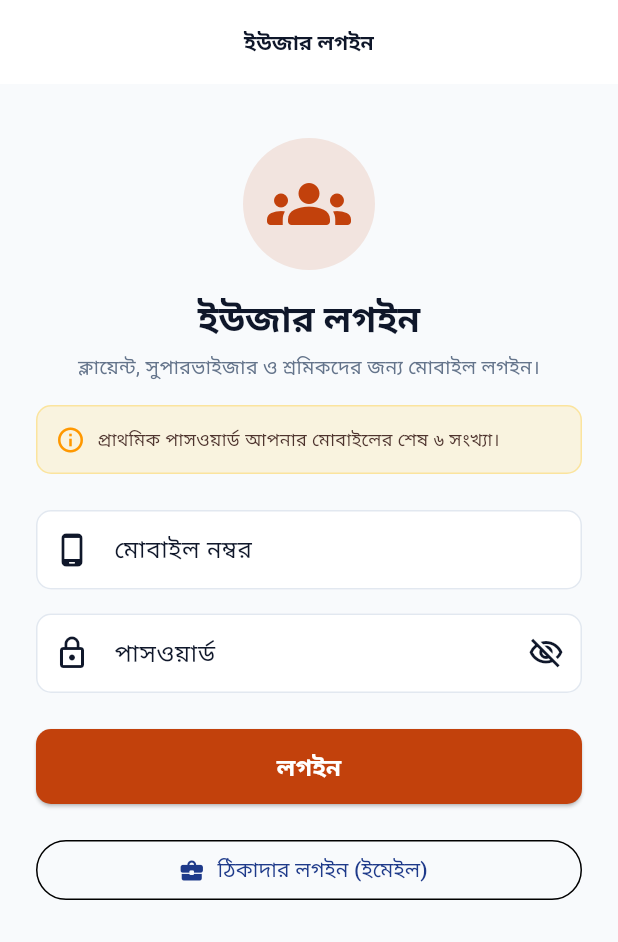
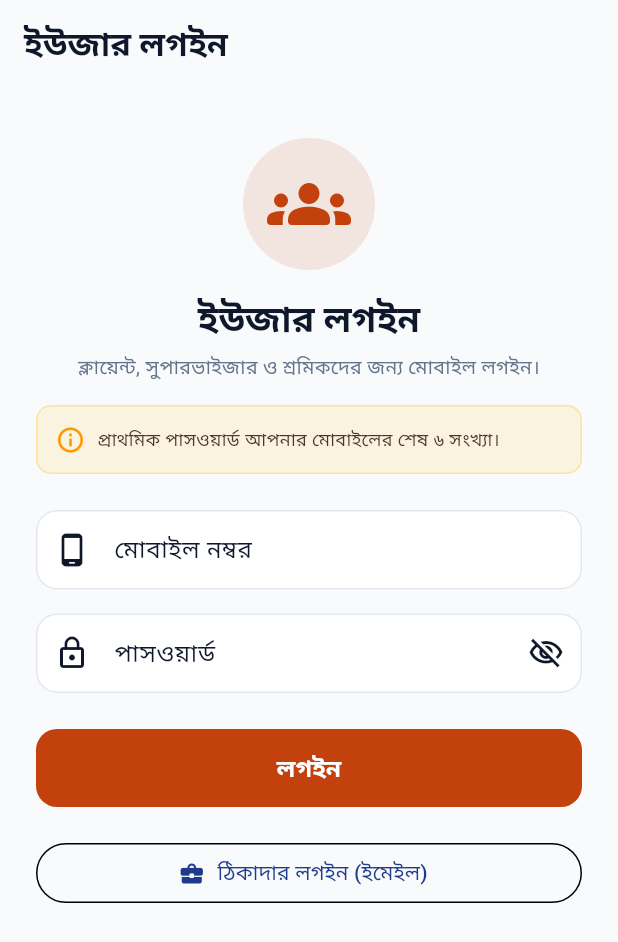
Before and after one commit to emranmofficials/Project-Khata, a Flutter app: the screen it shows after launch, on a phone screen of 412 x 824 dp. Shown: the top 942 px of the screen. Run offline on Flutter 3.47's test engine with Material 3 defaults, Android fonts, the phone set to English and light mode, and no system bars; our stand-ins replace flutter_dotenv, flutter_riverpod, geolocator, go_router, google_fonts, shared_preferences and 1 more; accounts and stored records are empty.

Commit message:
feat(theme): add contractor theme with transparent AppBar, 20px card border, and 52px buttons

```diff
--- a/app/lib/core/theme/app_theme.dart
+++ b/app/lib/core/theme/app_theme.dart
@@ -1,6 +1,8 @@
 import 'package:flutter/material.dart';
 import 'package:google_fonts/google_fonts.dart';
 import '../constants/app_colors.dart';
+import 'contractor_theme.dart';
+export 'contractor_theme.dart';
 
 class AppTheme {
   AppTheme._();
@@ -9,6 +11,9 @@ class AppTheme {
     required Color primaryColor,
     required bool isDark,
   }) {
+    if (primaryColor == AppColors.contractorNavy) {
+      return ContractorTheme.getTheme(isDark: isDark);
+    }
     final baseColorScheme = isDark
         ? ColorScheme.dark(
             primary: primaryColor,
--- /dev/null
+++ b/app/lib/core/theme/contractor_theme.dart
@@ -0,0 +1,170 @@
+import 'package:flutter/material.dart';
+import 'package:google_fonts/google_fonts.dart';
+import '../constants/app_colors.dart';
+
+class ContractorTheme {
+  ContractorTheme._();
+
+  static const Color primaryNavy = AppColors.contractorNavy; // #1E3A8A
+  static const Color primaryDarkNavy = Color(0xFF0F172A);
+  static const Color accentNavy = Color(0xFF2563EB);
+  static const Color lightBorderColor = Color(0xFFE2E8F0);
+  static const Color darkBorderColor = Color(0xFF334155);
+
+  static ThemeData getTheme({required bool isDark}) {
+    final baseColorScheme = isDark
+        ? ColorScheme.dark(
+            primary: primaryNavy,
+            secondary: accentNavy,
+            surface: AppColors.darkSurface,
+            error: AppColors.error,
+            onPrimary: Colors.white,
+            onSurface: AppColors.darkTextPrimary,
+          )
+        : ColorScheme.light(
+            primary: primaryNavy,
+            secondary: accentNavy,
+            surface: Colors.white,
+            error: AppColors.error,
+            onPrimary: Colors.white,
+            onSurface: AppColors.lightTextPrimary,
+          );
+
+    final textTheme = isDark
+        ? GoogleFonts.hindSiliguriTextTheme(ThemeData.dark().textTheme).apply(
+            bodyColor: AppColors.darkTextPrimary,
+            displayColor: AppColors.darkTextPrimary,
+          )
+        : GoogleFonts.hindSiliguriTextTheme(ThemeData.light().textTheme).apply(
+            bodyColor: AppColors.lightTextPrimary,
+            displayColor: AppColors.lightTextPrimary,
+          );
+
+    final borderColor = isDark ? darkBorderColor : lightBorderColor;
+
+    return ThemeData(
+      useMaterial3: true,
+      colorScheme: baseColorScheme,
+      scaffoldBackgroundColor:
+          isDark ? AppColors.darkBackground : const Color(0xFFF8FAFC),
+      textTheme: textTheme,
+
+      // 1. AppBar: স্বচ্ছ ও বড় শিরোনাম
+      appBarTheme: AppBarTheme(
+        backgroundColor: Colors.transparent,
+        elevation: 0,
+        scrolledUnderElevation: 0,
+        centerTitle: false,
+        iconTheme: IconThemeData(
+          color: isDark ? Colors.white : AppColors.lightTextPrimary,
+        ),
+        titleTextStyle: textTheme.titleLarge?.copyWith(
+          fontSize: 22,
+          fontWeight: FontWeight.bold,
+          color: isDark ? Colors.white : AppColors.lightTextPrimary,
+        ),
+      ),
+
+      // 2. কার্ড: ২০ px গোল কোণ ও হালকা বর্ডার (ছায়া নয়)
+      cardTheme: CardThemeData(
+        color: isDark ? AppColors.darkCard : Colors.white,
+        elevation: 0, // ছায়া নয়
+        shape: RoundedRectangleBorder(
+          borderRadius: BorderRadius.circular(20), // ২০ px গোল কোণ
+          side: BorderSide(
+            color: borderColor, // হালকা বর্ডার
+            width: 1,
+          ),
+        ),
+      ),
+
+      // 3. ইনপুট স্টাইল
+      inputDecorationTheme: InputDecorationTheme(
+        filled: true,
+        fillColor: isDark ? AppColors.darkSurface : Colors.white,
+        contentPadding:
+            const EdgeInsets.symmetric(horizontal: 16, vertical: 14),
+        border: OutlineInputBorder(
+          borderRadius: BorderRadius.circular(14),
+          borderSide: BorderSide(color: borderColor),
+        ),
+        enabledBorder: OutlineInputBorder(
+          borderRadius: BorderRadius.circular(14),
+          borderSide: BorderSide(color: borderColor),
+        ),
+        focusedBorder: OutlineInputBorder(
+          borderRadius: BorderRadius.circular(14),
+          borderSide: const BorderSide(color: primaryNavy, width: 2),
+        ),
+        errorBorder: OutlineInputBorder(
+          borderRadius: BorderRadius.circular(14),
+          borderSide: const BorderSide(color: AppColors.error),
+        ),
+      ),
+
+      // 4. NavigationBar স্টাইল
+      navigationBarTheme: NavigationBarThemeData(
+        backgroundColor: isDark ? AppColors.darkSurface : Colors.white,
+        elevation: 0,
+        indicatorColor: primaryNavy.withValues(alpha: 0.12),
+        indicatorShape: RoundedRectangleBorder(
+          borderRadius: BorderRadius.circular(14),
+        ),
+        labelBehavior: NavigationDestinationLabelBehavior.alwaysShow,
+        labelTextStyle: WidgetStateProperty.resolveWith((states) {
+          if (states.contains(WidgetState.selected)) {
+            return const TextStyle(
+              fontSize: 12,
+              fontWeight: FontWeight.bold,
+              color: primaryNavy,
+            );
+          }
+          return TextStyle(
+            fontSize: 12,
+            color: isDark ? AppColors.darkTextSecondary : AppColors.lightTextSecondary,
+          );
+        }),
+        iconTheme: WidgetStateProperty.resolveWith((states) {
+          if (states.contains(WidgetState.selected)) {
+            return const IconThemeData(color: primaryNavy, size: 24);
+          }
+          return IconThemeData(
+            color: isDark ? AppColors.darkTextSecondary : AppColors.lightTextSecondary,
+            size: 24,
+          );
+        }),
+      ),
+
+      // 5. FilledButton-এর উচ্চতা ৫২
+      filledButtonTheme: FilledButtonThemeData(
+        style: FilledButton.styleFrom(
+          backgroundColor: primaryNavy,
+          foregroundColor: Colors.white,
+          minimumSize: const Size.fromHeight(52), // উচ্চতা ৫২
+          shape: RoundedRectangleBorder(
+            borderRadius: BorderRadius.circular(14),
+          ),
+          textStyle: textTheme.titleMedium?.copyWith(
+            fontWeight: FontWeight.bold,
+          ),
+        ),
+      ),
+
+      // ElevatedButton ফলব্যাক একই ৫২ উচ্চতা বজায় রাখবে
+      elevatedButtonTheme: ElevatedButtonThemeData(
+        style: ElevatedButton.styleFrom(
+          backgroundColor: primaryNavy,
+          foregroundColor: Colors.white,
+          minimumSize: const Size.fromHeight(52),
+          elevation: 0,
+          shape: RoundedRectangleBorder(
+            borderRadius: BorderRadius.circular(14),
+          ),
+          textStyle: textTheme.titleMedium?.copyWith(
+            fontWeight: FontWeight.bold,
+          ),
+        ),
+      ),
+    );
+  }
+}
```
